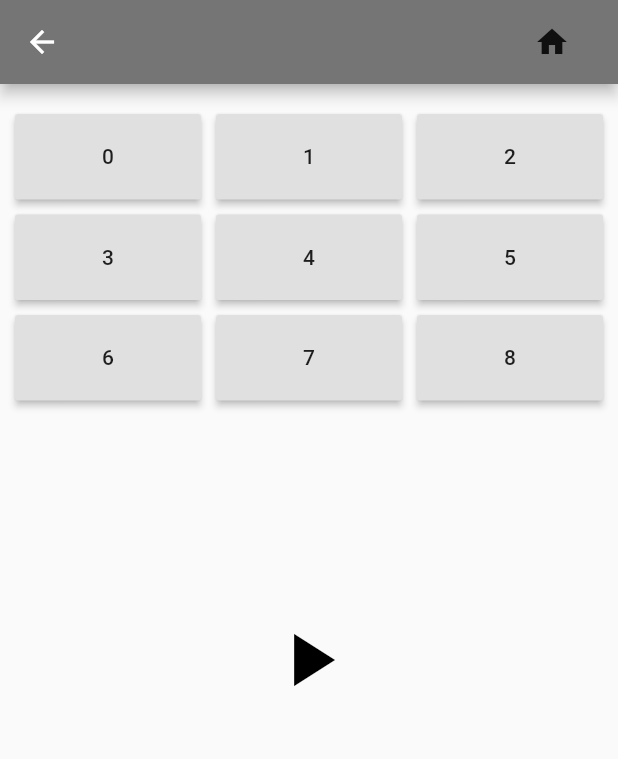
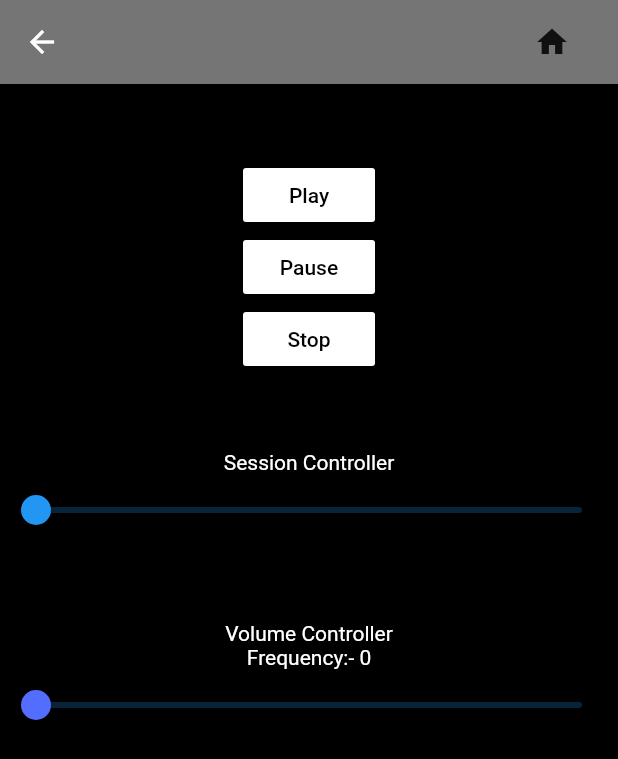
Before and after one commit to Kartik-Excellence/sensors_for_flutter, a Flutter app: the screen it shows after launch, after a tap on "Speaker", on a phone screen of 412 x 824 dp. Shown: the top 759 px of the screen. Run offline on Flutter 3.47's test engine with Material 2 defaults, Android fonts, the phone set to English and light mode, and no system bars; our stand-ins replace audioplayers; missing offline and left inert: volume.

Commit message:
speaker update

```diff
--- a/lib/speaker/soundpad.dart
+++ b/lib/speaker/soundpad.dart
@@ -1,6 +1,7 @@
 import 'package:audioplayers/audio_cache.dart';
 import 'package:audioplayers/audioplayers.dart';
 import 'package:flutter/material.dart';
+import 'package:volume/volume.dart';
 
 class SoundPad extends StatefulWidget {
   @override
@@ -8,52 +9,122 @@ class SoundPad extends StatefulWidget {
 }
 
 class _SoundPadState extends State<SoundPad> {
+  Duration _duration = new Duration();
+  Duration _position = new Duration();
+  AudioPlayer audioPlayer;
   AudioCache audioCache;
-  AudioPlayer audioPlayer;
+  AudioManager audioManager;
+
   @override
   void initState() {
     super.initState();
-    audioCache = AudioCache(
-        prefix: "assets/",
-        fixedPlayer: AudioPlayer()..setReleaseMode(ReleaseMode.STOP));
+    initiate();
+    initPlatformState();
   }
 
+  void initiate() {
+    audioPlayer = new AudioPlayer();
+    audioCache = new AudioCache(fixedPlayer: audioPlayer);
+    audioPlayer.durationHandler = (duration_value) {
+      setState(() {
+        _duration = duration_value;
+      });
+    };
+    audioPlayer.positionHandler = (position_value) {
+      setState(() {
+        _position = position_value;
+      });
+    };
+  }
+
+  void seekToSecond(int second) {
+    Duration newDuration = Duration(seconds: second);
+
+    audioPlayer.seek(newDuration);
+  }
+
+  Widget btn(String string, VoidCallback voidCallback) {
+    return FlatButton(
+      color: Colors.white,
+      textColor: Colors.black,
+      onPressed: voidCallback,
+      child: Text(string),
+    );
+  }
+
+  double _sliderValue = 0.0;
+  int maxVol, currentVol;
+
+  Future<void> initPlatformState() async {
+    print(Volume.getVol);
+    await Volume.controlVolume(AudioManager
+        .STREAM_MUSIC);
+  }
+
+  updateVolumes() async {
+    maxVol = await Volume.getMaxVol;
+    currentVol = await Volume.getVol;
+    setState(() {});
+  }
+
+  setVol(int i) async {
+    await Volume.setVol(i);
+  }
+
+  Widget freqSlider() {
+    return Slider(
+        activeColor: Colors.indigoAccent,
+        min: 0.0,
+        max: 25.0,
+        onChanged: (newRating) async {
+          setState(() {
+            _sliderValue = newRating;
+          });
+          await setVol(newRating.toInt());
+          await updateVolumes();
+        },
+        value: _sliderValue);
+  }
+
+  Widget slider() {
+    return Slider(
+        value: _position.inSeconds.toDouble(),
+        min: 0.0,
+        max: _duration.inSeconds.toDouble(),
+        onChanged: (double value) {
+          setState(() {
+            seekToSecond(value.toInt());
+            value = value;
+          });
+        });
+  }
 
   @override
   Widget build(BuildContext context) {
-    return Stack(
-      children: [
-        GridView.builder(
-            padding: EdgeInsets.symmetric(horizontal: 5, vertical: 15),
-            gridDelegate: SliverGridDelegateWithFixedCrossAxisCount(
-              crossAxisCount: 3,
-              childAspectRatio: MediaQuery.of(context).size.width /
-                  (MediaQuery.of(context).size.height / 4),
-            ),
-            itemCount: 9,
-            itemBuilder: (context, index) {
-              return Container(
-                padding: EdgeInsets.all(5),
-                child: RaisedButton(
-                  onPressed: () {
-                    audioCache.play('sounds/DTMF${index + 1}.mp3');
-                  },
-                  child: Center(child: Text('$index')),
-                ),
-              );
-            },
+    return Center(
+      child: Column(
+        children: <Widget>[
+          Divider(height: 50,),
+          btn('Play', () => audioCache.play('chirp.wav')),
+          btn('Pause', () => audioPlayer.pause()),
+          btn('Stop', () => audioPlayer.stop()),
+          Divider(height: 50,),
+          Text(
+            'Session Controller',
+            style: TextStyle(color: Colors.white),
           ),
-
-        Center(
-          child: IconButton(
-              iconSize: 60,
-              color: Colors.black,
-              icon: Icon(Icons.play_arrow),
-              onPressed: () {
-
-              }),
-        )
-      ],
+          slider(),
+          Divider(height: 50,),
+          Text(
+            'Volume Controller',
+            style: TextStyle(color: Colors.white),
+          ),
+          Text('Frequency:- ${_sliderValue.toInt()}',
+          style: TextStyle(color: Colors.white)
+          ),
+          freqSlider(),
+        ],
+      ),
     );
   }
 }
--- a/lib/speaker/speaker.dart
+++ b/lib/speaker/speaker.dart
@@ -17,6 +17,7 @@ class _SpeakerState extends State<Speaker> {
          SensiorBar()
         ],
       ),
+      backgroundColor: Colors.black,
       body: SoundPad(),
     );
   }
```
Also changed, not shown: pubspec.yaml (+4 -3 lines), pubspec.lock, 2 other files.
